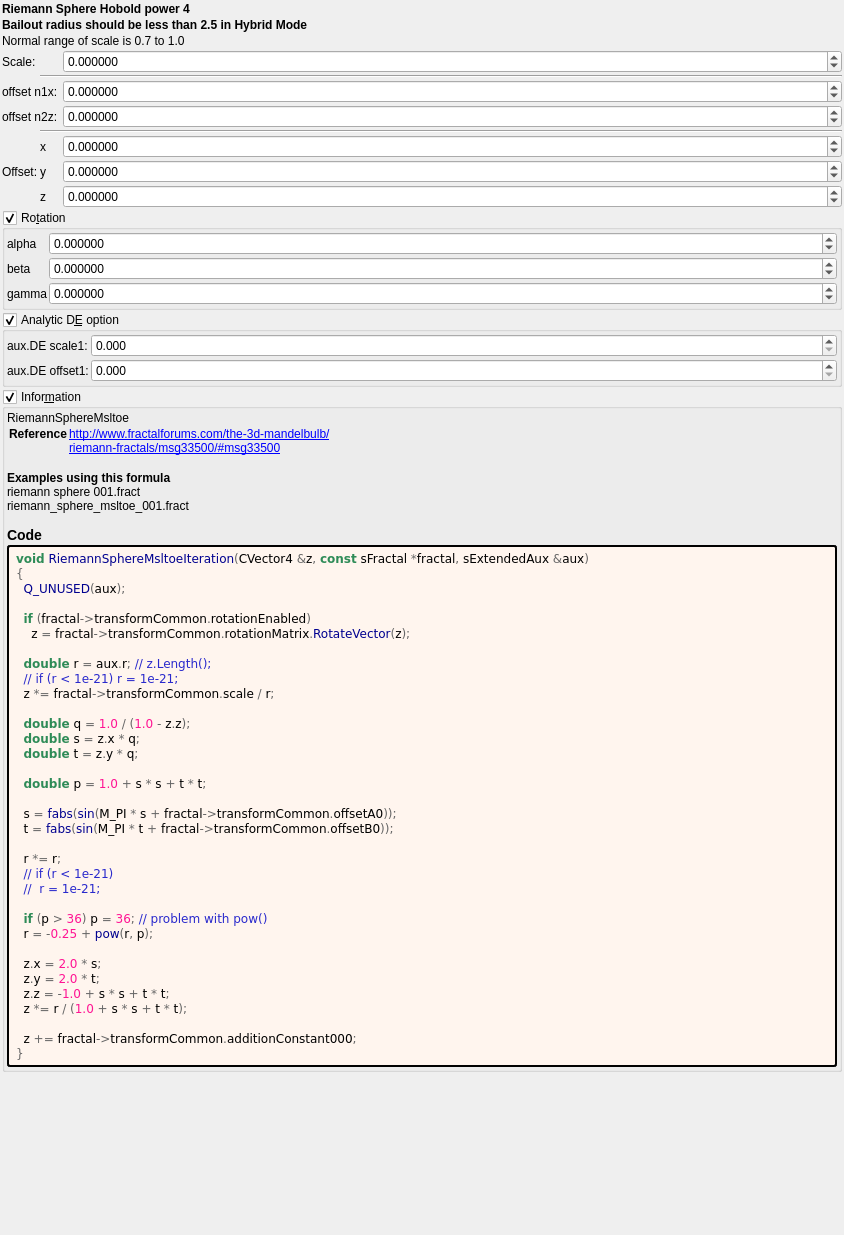
First picture: the form in mandelbulber2/formula/ui/riemann_sphere_hobold_pow4.ui, repository buddhi1980/mandelbulber2, before the edit.
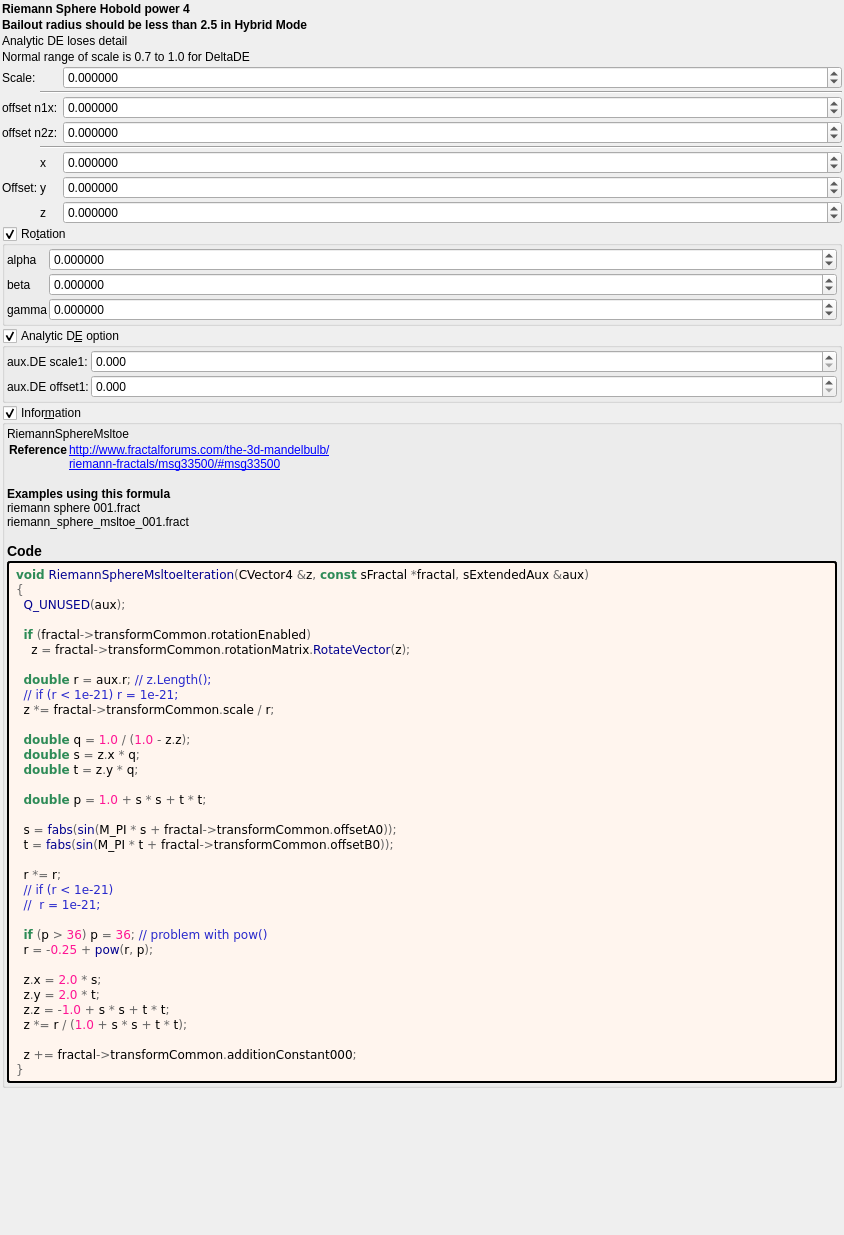
Second picture: the form after the edit. Custom widgets are drawn as their Qt base class.

Commit message: riemann_sphere_hobold_icons add miissing enable to smooth mandelbox remove unused code menger smooth

```diff
--- a/mandelbulber2/formula/ui/riemann_sphere_hobold_pow4.ui
+++ b/mandelbulber2/formula/ui/riemann_sphere_hobold_pow4.ui
@@ -55,10 +55,17 @@
      </property>
     </widget>
    </item>
+   <item>
+    <widget class="QLabel" name="label_258">
+     <property name="text">
+      <string>Analytic DE loses detail</string>
+     </property>
+    </widget>
+   </item>
    <item>
     <widget class="QLabel" name="label_257">
      <property name="text">
-      <string>Normal range of scale is 0.7 to 1.0</string>
+      <string>Normal range of scale is 0.7 to 1.0 for DeltaDE</string>
      </property>
     </widget>
    </item>
```
The commit also changes 7 other files.
